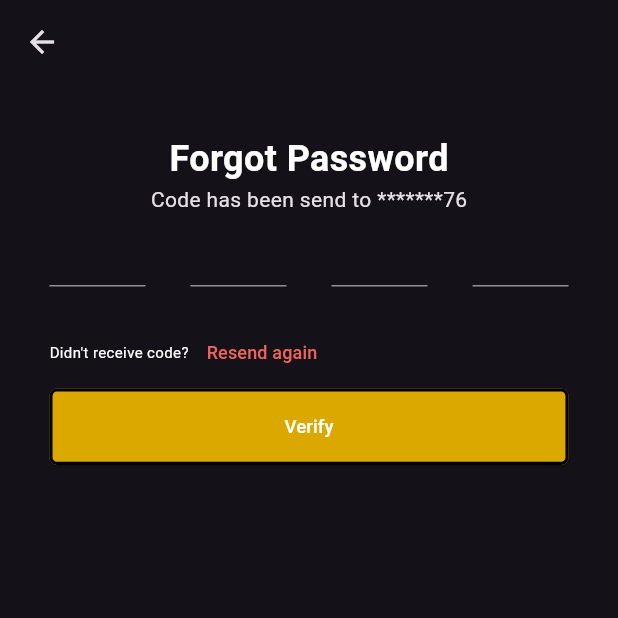
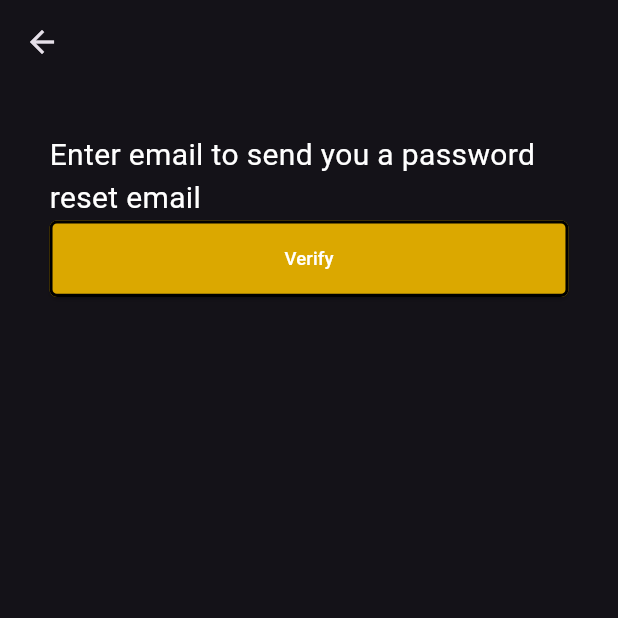
Before and after one commit to jincykp/zoomio, a Flutter app: the ClickOtpScreen screen opened directly, on a phone screen of 412 x 824 dp, the top half of it. Run offline on Flutter 3.47's test engine with Material 3 defaults, Android fonts, the phone set to English and light mode, and no system bars; our stand-ins replace curved_navigation_bar, firebase_auth, firebase_core, flutter_signin_button, font_awesome_flutter, google_sign_in; accounts and stored records are empty.

```diff
--- a/lib/main.dart
+++ b/lib/main.dart
@@ -21,7 +21,7 @@ class MyApp extends StatelessWidget {
     return MaterialApp(
       debugShowCheckedModeBanner: false,
       title: 'Flutter Demo',
-      theme: ThemeData.dark(),
+         theme: ThemeData.dark(),
       home: const SplashScreen(),
     );
   }
--- a/lib/screens/forgot_password/click_otp.dart
+++ b/lib/screens/forgot_password/click_otp.dart
@@ -24,101 +24,100 @@ class _ClickOtpScreenState extends State<ClickOtpScreen> {
           child: Column(
             children: [
               const Text(
-                "Forgot Password",
-                style: Textstyles.titleText,
+                "Enter email to send you a password reset email",
+                style: Textstyles.titleTextSmall,
               ),
-              const Text("Code has been send to *******76"),
-              Row(
-                mainAxisAlignment: MainAxisAlignment.spaceBetween,
-                children: [
-                  SizedBox(
-                    height: 68,
-                    width: 64,
-                    child: TextFormField(
-                      onChanged: (value) {
-                        if (value.length == 1) {
-                          FocusScope.of(context).nextFocus();
-                        }
-                      },
-                      style: Theme.of(context).textTheme.titleLarge,
-                      keyboardType: TextInputType.number,
-                      textAlign: TextAlign.center,
-                      inputFormatters: [
-                        LengthLimitingTextInputFormatter(1),
-                        FilteringTextInputFormatter.digitsOnly
-                      ],
-                    ),
-                  ),
-                  SizedBox(
-                    height: 68,
-                    width: 64,
-                    child: TextField(
-                      onChanged: (value) {
-                        if (value.length == 1) {
-                          FocusScope.of(context).nextFocus();
-                        }
-                      },
-                      style: Theme.of(context).textTheme.titleLarge,
-                      keyboardType: TextInputType.number,
-                      textAlign: TextAlign.center,
-                      inputFormatters: [
-                        LengthLimitingTextInputFormatter(1),
-                        FilteringTextInputFormatter.digitsOnly
-                      ],
-                    ),
-                  ),
-                  SizedBox(
-                    height: 68,
-                    width: 64,
-                    child: TextField(
-                      onChanged: (value) {
-                        if (value.length == 1) {
-                          FocusScope.of(context).nextFocus();
-                        }
-                      },
-                      style: Theme.of(context).textTheme.titleLarge,
-                      keyboardType: TextInputType.number,
-                      textAlign: TextAlign.center,
-                      inputFormatters: [
-                        LengthLimitingTextInputFormatter(1),
-                        FilteringTextInputFormatter.digitsOnly
-                      ],
-                    ),
-                  ),
-                  SizedBox(
-                    height: 68,
-                    width: 64,
-                    child: TextField(
-                      onChanged: (value) {
-                        if (value.length == 1) {
-                          FocusScope.of(context).nextFocus();
-                        }
-                      },
-                      style: Theme.of(context).textTheme.titleLarge,
-                      keyboardType: TextInputType.number,
-                      textAlign: TextAlign.center,
-                      inputFormatters: [
-                        LengthLimitingTextInputFormatter(1),
-                        FilteringTextInputFormatter.digitsOnly
-                      ],
-                    ),
-                  )
-                ],
-              ),
-              Row(
-                children: [
-                  const Text(
-                    "Didn't receive code?",
-                    style: Textstyles.smallTexts,
-                  ),
-                  TextButton(
-                      onPressed: () {},
-                      child: const Text(
-                        "Resend again",
-                        style: Textstyles.spclTexts,
-                      ))
-                ],
-              ),
+              // Row(
+              //   mainAxisAlignment: MainAxisAlignment.spaceBetween,
+              //   children: [
+              //     SizedBox(
+              //       height: 68,
+              //       width: 64,
+              //       child: TextFormField(
+              //         onChanged: (value) {
+              //           if (value.length == 1) {
+              //             FocusScope.of(context).nextFocus();
+              //           }
+              //         },
+              //         style: Theme.of(context).textTheme.titleLarge,
+              //         keyboardType: TextInputType.number,
+              //         textAlign: TextAlign.center,
+              //         inputFormatters: [
+              //           LengthLimitingTextInputFormatter(1),
+              //           FilteringTextInputFormatter.digitsOnly
+              //         ],
+              //       ),
+              //     ),
+              //     SizedBox(
+              //       height: 68,
+              //       width: 64,
+              //       child: TextField(
+              //         onChanged: (value) {
+              //           if (value.length == 1) {
+              //             FocusScope.of(context).nextFocus();
+              //           }
+              //         },
+              //         style: Theme.of(context).textTheme.titleLarge,
+              //         keyboardType: TextInputType.number,
+              //         textAlign: TextAlign.center,
+              //         inputFormatters: [
+              //           LengthLimitingTextInputFormatter(1),
+              //           FilteringTextInputFormatter.digitsOnly
+              //         ],
+              //       ),
+              //     ),
+              //     SizedBox(
+              //       height: 68,
+              //       width: 64,
+              //       child: TextField(
+              //         onChanged: (value) {
+              //           if (value.length == 1) {
+              //             FocusScope.of(context).nextFocus();
+              //           }
+              //         },
+              //         style: Theme.of(context).textTheme.titleLarge,
+              //         keyboardType: TextInputType.number,
+              //         textAlign: TextAlign.center,
+              //         inputFormatters: [
+              //           LengthLimitingTextInputFormatter(1),
+              //           FilteringTextInputFormatter.digitsOnly
+              //         ],
+              //       ),
+              //     ),
+              //     SizedBox(
+              //       height: 68,
+              //       width: 64,
+              //       child: TextField(
+              //         onChanged: (value) {
+              //           if (value.length == 1) {
+              //             FocusScope.of(context).nextFocus();
+              //           }
+              //         },
+              //         style: Theme.of(context).textTheme.titleLarge,
+              //         keyboardType: TextInputType.number,
+              //         textAlign: TextAlign.center,
+              //         inputFormatters: [
+              //           LengthLimitingTextInputFormatter(1),
+              //           FilteringTextInputFormatter.digitsOnly
+              //         ],
+              //       ),
+              //     )
+              //   ],
+              // ),
+              // Row(
+              //   children: [
+              //     const Text(
+              //       "Didn't receive code?",
+              //       style: Textstyles.smallTexts,
+              //     ),
+              //     TextButton(
+              //         onPressed: () {},
+              //         child: const Text(
+              //           "Resend again",
+              //           style: Textstyles.spclTexts,
+              //         ))
+              //   ],
+              // ),
               CustomButtons(
                   text: "Verify",
                   onPressed: () {
--- a/lib/screens/forgot_password/forget_selection.dart
+++ b/lib/screens/forgot_password/forget_selection.dart
@@ -1,8 +1,6 @@
 import 'package:flutter/material.dart';
 import 'package:zoomer/custom_widgets/custom_buttons.dart';
 import 'package:zoomer/screens/forgot_password/click_otp.dart';
-import 'package:zoomer/screens/forgot_password/set_new_password.dart';
-import 'package:zoomer/screens/otp_verification/phn_verification.dart';
 import 'package:zoomer/styles/appstyles.dart';
 
 class ForgetPasswordScreen extends StatefulWidget {
--- a/lib/screens/otp_verification/profile_creation.dart
+++ b/lib/screens/otp_verification/profile_creation.dart
@@ -23,7 +23,6 @@ class _ProfileCreationScreenState extends State<ProfileCreationScreen> {
     double screenWidth = MediaQuery.of(context).size.width;
     double screenHeight = MediaQuery.of(context).size.height;
     return Scaffold(
-      appBar: AppBar(),
       body: Padding(
         padding: EdgeInsets.all(screenWidth * 0.05),
         child: SingleChildScrollView(
--- a/lib/screens/splash_screen.dart
+++ b/lib/screens/splash_screen.dart
@@ -43,7 +43,7 @@ class _SplashScreenState extends State<SplashScreen> {
   Future<void> gotoLogin() async {
     await Future.delayed(const Duration(seconds: 7));
     // ignore: use_build_context_synchronously
-    Navigator.pushReplacement(
-        context, MaterialPageRoute(builder: (context) => const HomeScreen()));
+    Navigator.pushReplacement(context,
+        MaterialPageRoute(builder: (context) => const OnboardingScreenOne()));
   }
 }
```
Also changed, not shown: lib/controllers/auth_services.dart (+10 -2 lines), lib/custom_widgets/bottom_navbar.dart (added, +40 -0 lines), lib/screens/bottom_screens/home_page.dart (added, +52 -0 lines), lib/screens/bottom_screens/notifications.dart (added, +12 -0 lines), lib/screens/bottom_screens/rental_screen.dart (added, +12 -0 lines), lib/screens/home_screen.dart (+129 -40 lines), lib/screens/otp_verification/phn_verification.dart (+30 -4 lines), lib/screens/profile/profile_screen.dart (+145 -0 lines).
